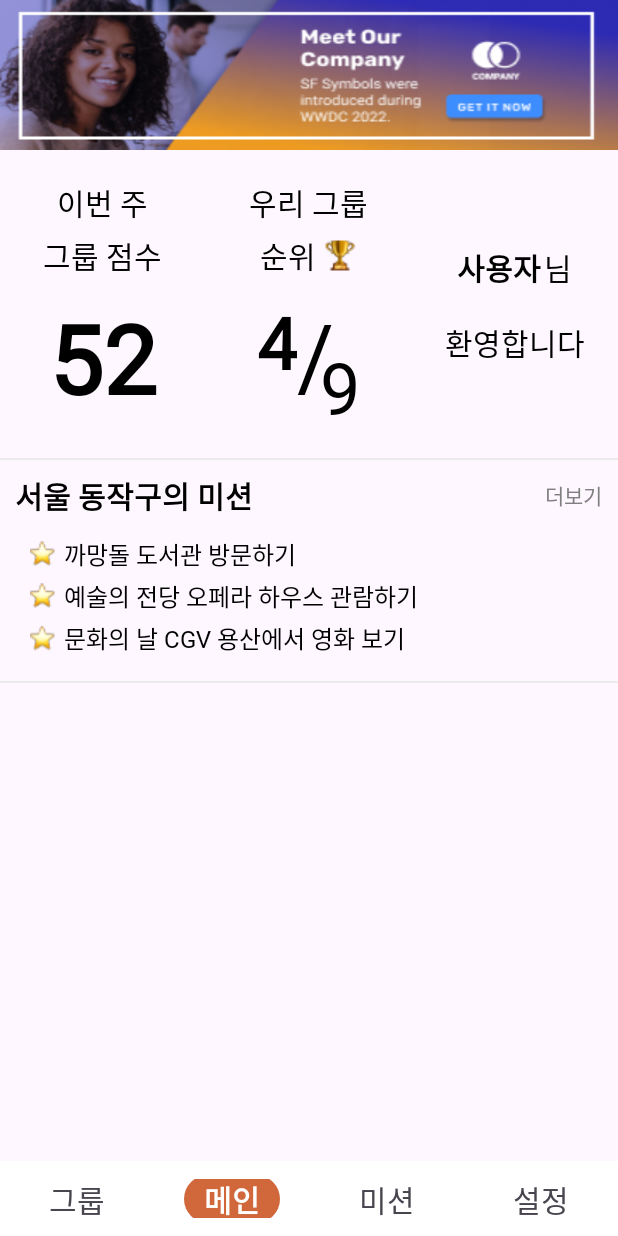
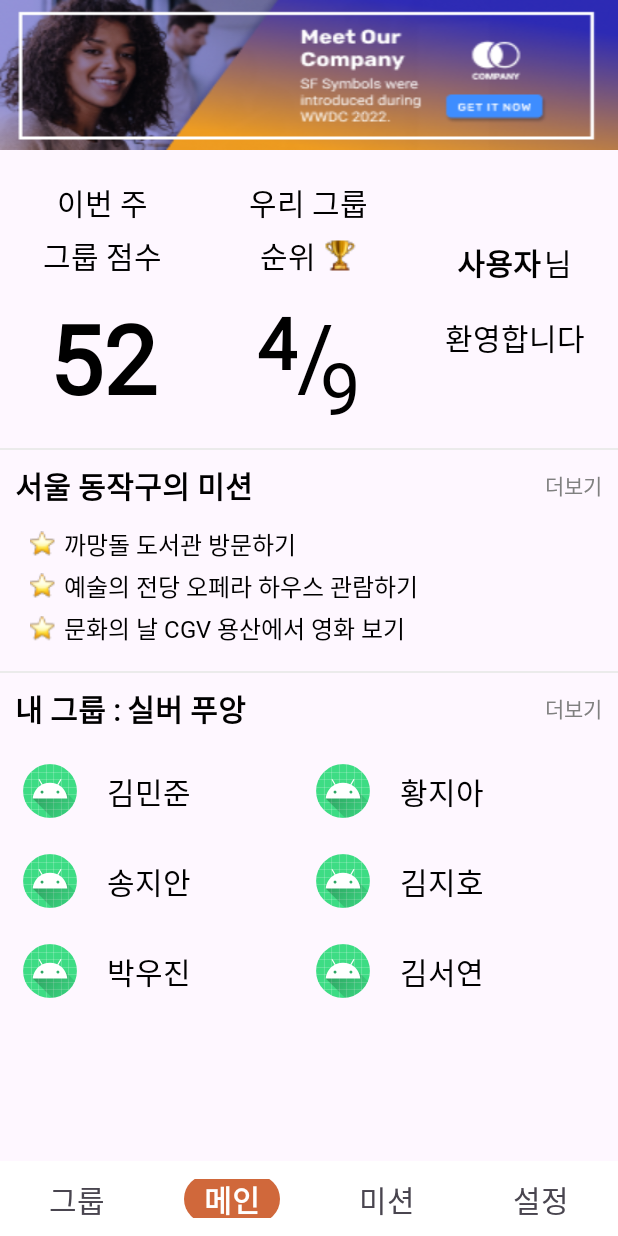
Before and after one commit to activedg/Silver_Together, an Android app: the screen it shows after launch (MainActivity), on a phone screen of 412 x 824 dp. Run offline under Robolectric (Android 15) with nearby library versions, the phone set to English and light mode, and no system bars; our stand-ins replace CircleImageView, data binding.

Commit message:
[ADD] 유저 리사이클러뷰 추가

```diff
--- a/app/build.gradle
+++ b/app/build.gradle
@@ -46,4 +46,7 @@ dependencies {
     testImplementation 'junit:junit:4.13.2'
     androidTestImplementation 'androidx.test.ext:junit:1.1.3'
     androidTestImplementation 'androidx.test.espresso:espresso-core:3.4.0'
+
+    implementation 'de.hdodenhof:circleimageview:3.1.0'
+
 }
--- /dev/null
+++ b/app/src/main/java/com/example/silver_together/adapter/HomeUserRVAdapter.kt
@@ -0,0 +1,40 @@
+package com.example.silver_together.adapter
+
+import android.view.LayoutInflater
+import android.view.ViewGroup
+import androidx.databinding.DataBindingUtil
+import androidx.recyclerview.widget.RecyclerView
+import com.example.silver_together.R
+import com.example.silver_together.data.User
+import com.example.silver_together.databinding.ItemUserBinding
+
+class HomeUserRVAdapter() : RecyclerView.Adapter<HomeUserRVAdapter.ViewHolder>() {
+    private var userList = ArrayList<User>()
+    private lateinit var binding: ItemUserBinding
+
+    override fun onCreateViewHolder(parent: ViewGroup, viewType: Int): ViewHolder {
+        binding = DataBindingUtil.inflate(LayoutInflater.from(parent.context), R.layout.item_user, parent, false)
+        return ViewHolder(binding)
+    }
+
+    override fun onBindViewHolder(holder: ViewHolder, position: Int) {
+        holder.bind(userList[position])
+    }
+
+    fun setData(data: ArrayList<User>){
+        userList = data
+        notifyDataSetChanged()
+    }
+
+    override fun getItemCount(): Int = userList.size
+
+    inner class ViewHolder(binding: ItemUserBinding) : RecyclerView.ViewHolder(binding.root) {
+        fun bind(user: User){
+            with(binding){
+                user.imgRes?.let { ivItemUserProfile.setImageResource(it) }
+                tvItemUserName.text = user.name
+            }
+        }
+
+    }
+}
--- /dev/null
+++ b/app/src/main/java/com/example/silver_together/data/User.kt
@@ -0,0 +1,8 @@
+package com.example.silver_together.data
+
+import androidx.annotation.DrawableRes
+
+data class User(
+    val name: String,
+    @DrawableRes val imgRes: Int?
+)
--- a/app/src/main/java/com/example/silver_together/ui/HomeFragment.kt
+++ b/app/src/main/java/com/example/silver_together/ui/HomeFragment.kt
@@ -2,8 +2,12 @@ package com.example.silver_together.ui
 
 import android.os.Bundle
 import android.view.View
+import androidx.recyclerview.widget.GridLayoutManager
+import androidx.recyclerview.widget.LinearLayoutManager
 import com.example.silver_together.R
+import com.example.silver_together.adapter.HomeUserRVAdapter
 import com.example.silver_together.base.BaseFragment
+import com.example.silver_together.data.User
 import com.example.silver_together.databinding.FragmentHomeBinding
 
 class HomeFragment : BaseFragment<FragmentHomeBinding>(R.layout.fragment_home) {
@@ -17,6 +21,28 @@ class HomeFragment : BaseFragment<FragmentHomeBinding>(R.layout.fragment_home) {
             tvHomeMissionMore.setOnClickListener {
                 (activity as MainActivity).setSelectedItem(2)
             }
+            rvHomeGroupPeople.apply {
+                adapter = HomeUserRVAdapter().apply {
+                    setData(initDummyData())
+                }
+                layoutManager = GridLayoutManager(context, 3, LinearLayoutManager.HORIZONTAL, false)
+            }
+            tvHomeGroupMore.setOnClickListener {
+                (activity as MainActivity).setSelectedItem(0)
+            }
         }
     }
+
+    private fun initDummyData(): ArrayList<User>{
+        val tempList = ArrayList<User>()
+        tempList.apply {
+            add(User("김민준", null))
+            add(User("송지안", null))
+            add(User("박우진", null))
+            add(User("황지아", null))
+            add(User("김지호", null))
+            add(User("김서연", null))
+        }
+        return tempList
+    }
 }
--- a/app/src/main/res/layout/fragment_home.xml
+++ b/app/src/main/res/layout/fragment_home.xml
@@ -13,7 +13,7 @@
     <LinearLayout
         android:id="@+id/layout_main_info"
         android:layout_width="match_parent"
-        android:layout_height="wrap_content"
+        android:layout_height="200dp"
         android:orientation="horizontal"
         app:layout_constraintTop_toBottomOf="@id/iv_home_banner">
         <LinearLayout
@@ -252,5 +252,50 @@
         android:layout_height="1dp"
         android:background="@color/grey_line"
         app:layout_constraintBottom_toBottomOf="@id/layout_home_mission"/>
+    <androidx.constraintlayout.widget.ConstraintLayout
+        android:layout_width="match_parent"
+        android:layout_height="0dp"
+        app:layout_constraintTop_toTopOf="@id/home_line2"
+        app:layout_constraintBottom_toBottomOf="parent">
+        <TextView
+            android:id="@+id/tv_home_group_my"
+            android:text="내 그룹 : "
+            android:layout_width="wrap_content"
+            android:layout_height="wrap_content"
+            android:layout_margin="10dp"
+            android:textSize="20sp"
+            android:fontFamily="@font/applegothic_bold"
+            android:textStyle="bold"
+            app:layout_constraintTop_toTopOf="parent"
+            app:layout_constraintStart_toStartOf="parent"/>
+        <TextView
+            android:id="@+id/tv_home_group_name"
+            android:layout_width="wrap_content"
+            android:layout_height="wrap_content"
+            android:text="실버 푸앙"
+            android:textSize="20sp"
+            android:textStyle="bold"
+            app:layout_constraintTop_toTopOf="@id/tv_home_group_my"
+            app:layout_constraintBottom_toBottomOf="@id/tv_home_group_my"
+            app:layout_constraintStart_toEndOf="@id/tv_home_group_my"/>
+        <TextView
+            android:id="@+id/tv_home_group_more"
+            android:layout_width="60dp"
+            android:layout_height="50dp"
+            android:text="더보기"
+            android:gravity="center_vertical|center_horizontal"
+            android:textColor="@color/grey_text"
+            android:padding="10dp"
+            app:layout_constraintTop_toTopOf="@id/tv_home_group_my"
+            app:layout_constraintBottom_toBottomOf="@id/tv_home_group_my"
+            app:layout_constraintEnd_toEndOf="parent"/>
+        <androidx.recyclerview.widget.RecyclerView
+            android:id="@+id/rv_home_group_people"
+            android:overScrollMode="never"
+            android:layout_width="match_parent"
+            android:layout_height="wrap_content"
+            android:layout_marginTop="10dp"
+            app:layout_constraintTop_toBottomOf="@id/tv_home_group_my"/>
+    </androidx.constraintlayout.widget.ConstraintLayout>
 </androidx.constraintlayout.widget.ConstraintLayout>
 </layout>
--- /dev/null
+++ b/app/src/main/res/layout/item_user.xml
@@ -0,0 +1,28 @@
+<?xml version="1.0" encoding="utf-8"?>
+<layout xmlns:app="http://schemas.android.com/apk/res-auto">
+<androidx.constraintlayout.widget.ConstraintLayout xmlns:android="http://schemas.android.com/apk/res/android"
+    android:id="@+id/layout_item_user"
+    android:layout_width="195dp"
+    android:layout_height="60dp">
+    <de.hdodenhof.circleimageview.CircleImageView
+        android:id="@+id/iv_item_user_profile"
+        android:layout_width="36dp"
+        android:layout_height="36dp"
+        android:layout_marginStart="15dp"
+        app:layout_constraintStart_toStartOf="parent"
+        app:layout_constraintTop_toTopOf="parent"
+        app:layout_constraintBottom_toBottomOf="parent"
+        android:src="@mipmap/ic_launcher_round"/>
+    <TextView
+        android:id="@+id/tv_item_user_name"
+        android:layout_width="wrap_content"
+        android:layout_height="wrap_content"
+        android:text="이름"
+        android:textSize="20sp"
+        android:layout_marginStart="20dp"
+        app:layout_constraintStart_toEndOf="@id/iv_item_user_profile"
+        app:layout_constraintTop_toTopOf="@id/iv_item_user_profile"
+        app:layout_constraintBottom_toBottomOf="@id/iv_item_user_profile"/>
+
+</androidx.constraintlayout.widget.ConstraintLayout>
+</layout>
```
